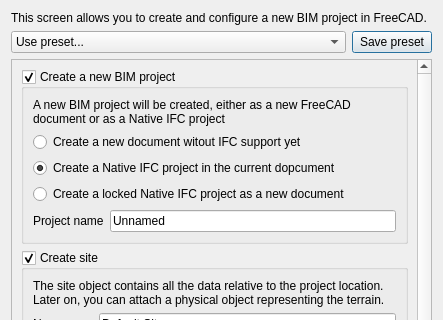
southseact-3d/fcd, file src/Mod/BIM/Resources/ui/dialogProjectManager.ui: the form before one commit; both pictures show x 0 to 443 and y 0 to 320 of the 443 by 840 pixel window.
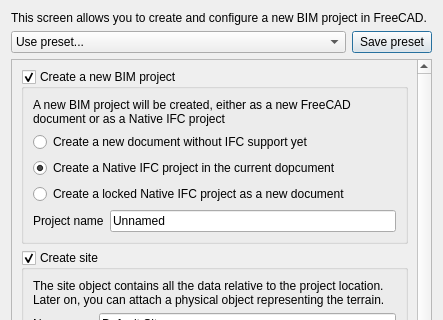
The form after the commit. Icons and pictures are not drawn. Custom widgets are drawn as their Qt base class.

The edit to the form file:
```diff
--- a/src/Mod/BIM/Resources/ui/dialogProjectManager.ui
+++ b/src/Mod/BIM/Resources/ui/dialogProjectManager.ui
@@ -114,7 +114,7 @@
                <string>This will create a new FreeCAD docment that allows you to build a BIM model, but with no specific IFC structure yet. This is the most flexible option when you start working ona BIM project. You can convert this project to IFC anytime later.</string>
               </property>
               <property name="text">
-               <string>Create a new document witout IFC support yet</string>
+               <string>Create a new document without IFC support yet</string>
               </property>
               <property name="checked">
                <bool>false</bool>
```
Left out of the diff: 6 changed lines with no effect on the pictures.
